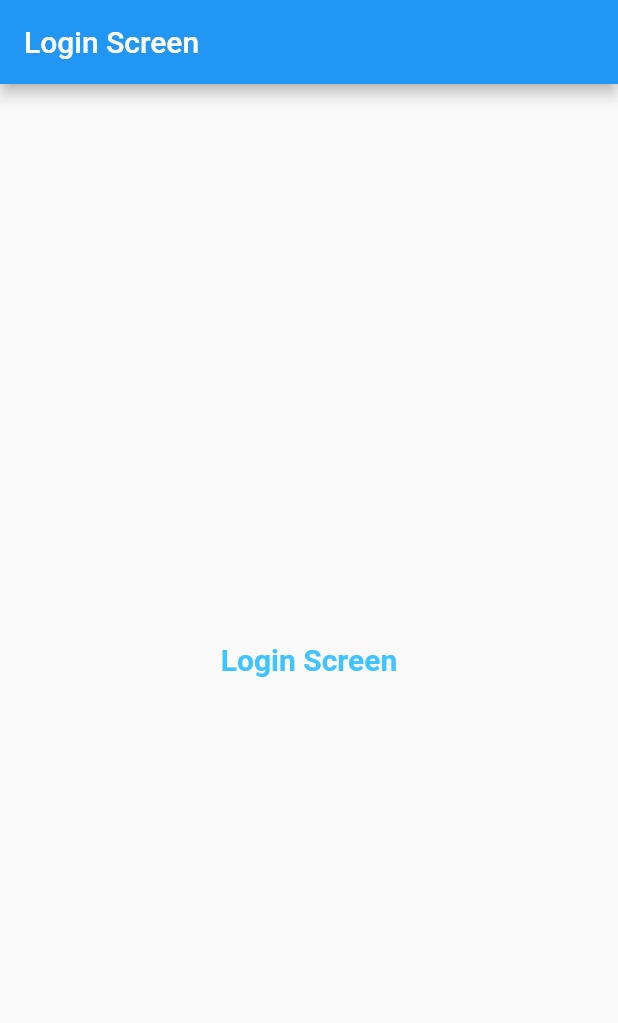
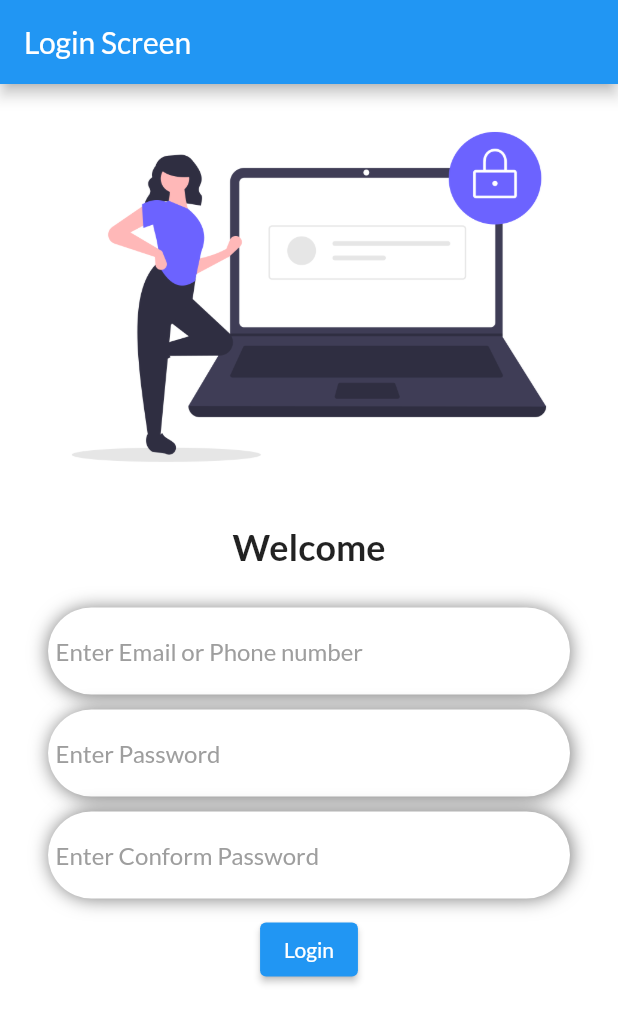
Before and after one commit to salehanoor644/fluttercatalog, a Flutter app: the screen it shows after launch, on a phone screen of 412 x 824 dp. Shown: the top 1023 px of the screen. Run offline on Flutter 3.47's test engine with Material 2 defaults, Android fonts, the light colour scheme and no system bars; our stand-ins replace google_fonts.

Commit message:
Complete login screen

```diff
--- a/lib/Screens/login_screen.dart
+++ b/lib/Screens/login_screen.dart
@@ -6,14 +6,94 @@ class Login_Screen extends StatelessWidget {
   @override
   Widget build(BuildContext context) {
     return Scaffold(
+      backgroundColor: Colors.white,
       appBar: AppBar(
         title: Text("Login Screen",)
       ),
-      body: Center(
-        child: Container(
-          child: Text("Login Screen",
-          style: TextStyle(color: Colors.lightBlueAccent, fontWeight: FontWeight.bold, fontSize: 20),),
-        ),
+      body: SingleChildScrollView(
+        child: Column(
+        children: [
+         Image.asset("assets/images/login_image.png",
+         fit: BoxFit.cover,
+         ),
+         SizedBox(height: 10,),
+         Text("Welcome", style: TextStyle(fontSize: 24, fontWeight: FontWeight.bold),),
+         SizedBox(height: 10,),
+         Padding(padding: EdgeInsets.symmetric(horizontal: 32, vertical: 16),
+         child: Column(
+           children: [
+             Container(
+               padding: EdgeInsets.all(5),
+               decoration: BoxDecoration(
+                 color: Colors.white,
+                 borderRadius: BorderRadius.circular(30),
+                 boxShadow: [BoxShadow(
+                   color: Colors.black54,
+                   blurRadius: 10,
+                   offset: Offset(0.0, 1.0),
+                 )]
+               ),
+               child: TextField(
+                 decoration: InputDecoration(
+                   hintText: "Enter Email or Phone number",
+                   hintStyle: TextStyle(color: Colors.grey),
+
+                   border: InputBorder.none,
+                 ),
+               ),
+             ),
+             SizedBox(height: 10,),
+             Container(
+               padding: EdgeInsets.all(5),
+               decoration: BoxDecoration(
+                   color: Colors.white,
+                   borderRadius: BorderRadius.circular(30),
+                   boxShadow: [BoxShadow(
+                     color: Colors.black54,
+                     blurRadius: 10,
+                     offset: Offset(1.0, 1.0),
+                   )]
+               ),
+               child: TextField(
+                 obscureText: true,
+                 decoration: InputDecoration(
+                   hintText: "Enter Password",
+                   hintStyle: TextStyle(color: Colors.grey),
+                   border: InputBorder.none,
+                 ),
+               ),
+             ),
+             SizedBox(height: 10,),
+             Container(
+               padding: EdgeInsets.all(5),
+               decoration: BoxDecoration(
+                   color: Colors.white,
+                   borderRadius: BorderRadius.circular(30),
+                   boxShadow: [BoxShadow(
+                     color: Colors.black54,
+                     blurRadius: 10,
+                     offset: Offset(1.0, 0.0),
+                   )]
+               ),
+               child: TextField(
+                 obscureText: true,
+                 decoration: InputDecoration(
+                   hintText: "Enter Conform Password",
+                   hintStyle: TextStyle(color: Colors.grey),
+                   border: InputBorder.none,
+                 ),
+               ),
+             ),
+             SizedBox(height: 10,),
+            ElevatedButton(
+               child: Text("Login",),
+               onPressed: () { print("Login"); },
+               ),
+           ],
+         ),
+         ),
+       ],
+      ),
       ),
     );
   }
--- a/lib/home_page.dart
+++ /dev/null
@@ -1 +0,0 @@
-// TODO Implement this library.
--- a/lib/main.dart
+++ b/lib/main.dart
@@ -1,6 +1,7 @@
 import 'package:flutter/material.dart';
-import 'home_page.dart';
+import 'package:flutter_catalog/Screens/home_page.dart';
 import 'package:flutter_catalog/Screens/login_screen.dart';
+import 'package:google_fonts/google_fonts.dart';
 void main() {
   runApp(MyApp());
 }
@@ -12,7 +13,8 @@ class MyApp extends StatelessWidget {
     return MaterialApp(
       home: Login_Screen(),
       themeMode: ThemeMode.light,
-      theme: ThemeData(primarySwatch: Colors.blue),
+      theme: ThemeData(primarySwatch: Colors.blue,
+      fontFamily: GoogleFonts.lato().fontFamily),
       darkTheme: ThemeData(primaryColor: Colors.cyan),
 
     );
--- a/pubspec.yaml
+++ b/pubspec.yaml
@@ -28,6 +28,7 @@ dependencies:
   # The following adds the Cupertino Icons font to your application.
   # Use with the CupertinoIcons class for iOS style icons.
   cupertino_icons: ^1.0.2
+  google_fonts: ^2.1.0
 
 dev_dependencies:
   flutter_test:
@@ -45,9 +46,8 @@ flutter:
   uses-material-design: true
 
   # To add assets to your application, add an assets section, like this:
-  # assets:
-  #   - images/a_dot_burr.jpeg
-  #   - images/a_dot_ham.jpeg
+  assets:
+     - assets/images/
 
   # An image asset can refer to one or more resolution-specific "variants", see
   # https://flutter.dev/assets-and-images/#resolution-aware.
```
Also changed, not shown: assets/images/login_image.png (added), pubspec.lock.
